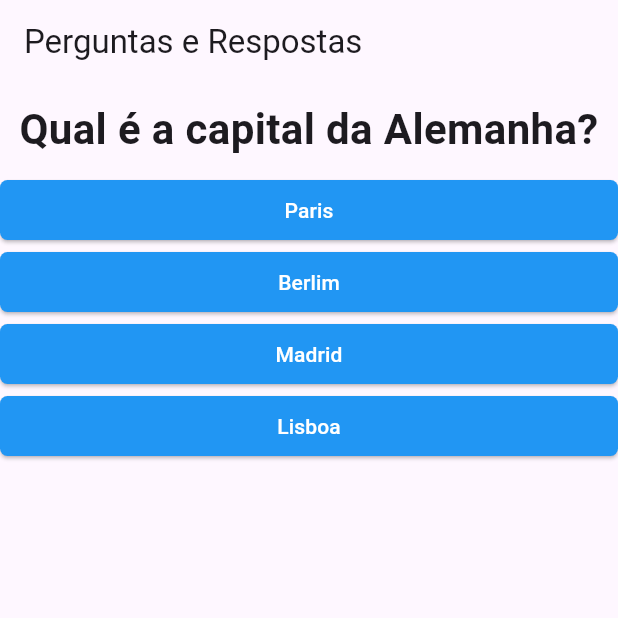
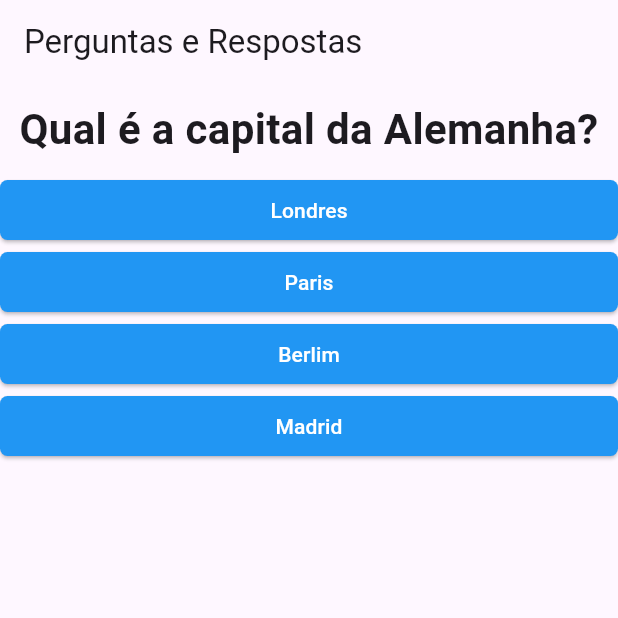
Before and after one commit to maitabom/quiz, a Flutter app: the screen it shows after launch, after a tap on "Paris", on a phone screen of 412 x 824 dp, the top half of it. Run offline on Flutter 3.47's test engine with Material 3 defaults, Android fonts, the phone set to English and light mode, and no system bars.

Commit message:
Atualiza a lógica de perguntas e respostas para incluir pontuação nas respostas

```diff
--- a/lib/main.dart
+++ b/lib/main.dart
@@ -8,35 +8,71 @@ void main() {
 
 class QuizAppState extends State<QuizApp> {
   var questionIndex = 0;
+  var totalScore = 0;
 
   final List<Map<String, Object>> questions = const [
     {
       'question': 'Qual é a capital da França?',
-      'answers': ['Paris', 'Londres', 'Berlim', 'Roma'],
+      'answers': [
+        {'text': 'Paris', 'score': 10},
+        {'text': 'Londres', 'score': 0},
+        {'text': 'Berlim', 'score': 0},
+        {'text': 'Madrid', 'score': 0},
+      ],
     },
     {
       'question': 'Qual é a capital da Alemanha?',
-      'answers': ['Paris', 'Berlim', 'Madrid', 'Lisboa'],
+      'answers': [
+        {'text': 'Londres', 'score': 0},
+        {'text': 'Paris', 'score': 0},
+        {'text': 'Berlim', 'score': 10},
+        {'text': 'Madrid', 'score': 0},
+      ],
     },
     {
       'question': 'Qual é a capital da Espanha?',
-      'answers': ['Madrid', 'Paris', 'Lisboa', 'Roma'],
+      'answers': [
+        {'text': 'Paris', 'score': 0},
+        {'text': 'Madrid', 'score': 10},
+        {'text': 'Berlim', 'score': 0},
+        {'text': 'Londres', 'score': 0},
+      ],
     },
     {
       'question': 'Qual é a sua cor favorita?',
-      'answers': ['Vermelho', 'Azul', 'Amarelo', 'Verde'],
+      'answers': [
+        {'text': 'Vermelho', 'score': 10},
+        {'text': 'Verde', 'score': 8},
+        {'text': 'Azul', 'score': 6},
+        {'text': 'Amarelo', 'score': 4},
+      ],
     },
     {
       'question': 'Qual é o seu animal favorito?',
-      'answers': ['Cachorro', 'Gato', 'Pássaro', 'Peixe'],
+      'answers': [
+        {'text': 'Gato', 'score': 8},
+        {'text': 'Peixe', 'score': 4},
+        {'text': 'Cachorro', 'score': 10},
+        {'text': 'Pássaro', 'score': 6},
+      ],
     },
     {
       'question': 'Qual é o seu esporte favorito?',
-      'answers': ['Futebol', 'Basquete', 'Vôlei', 'Natação'],
+      'answers': [
+        {'text': 'Natação', 'score': 4},
+        {'text': 'Basquete', 'score': 8},
+        {'text': 'Futebol', 'score': 10},
+        {'text': 'Vôlei', 'score': 6},
+      ],
     },
     {
       'question': 'Qual é a sua comida favorita?',
-      'answers': ['Pizza', 'Hambúrguer', 'Sushi', 'Salada'],
+      'answers': [
+        {'text': 'Sushi', 'score': 6},
+        {'text': 'Pizza', 'score': 10},
+        {'text': 'Salada', 'score': 4},
+        {'text': 'Hambúrguer', 'score': 8},
+      ],
     },
   ];
 
@@ -44,9 +80,10 @@ class QuizAppState extends State<QuizApp> {
     return questionIndex < questions.length;
   }
 
-  void answer() {
+  void answer(int score) {
     setState(() {
       questionIndex++;
+      totalScore += score;
     });
   }
 
--- a/lib/questionary.dart
+++ b/lib/questionary.dart
@@ -5,7 +5,7 @@ import 'package:quiz/question.dart';
 class Questionary extends StatelessWidget {
   final int questionIndex;
   final List<Map<String, Object>> questions;
-  final void Function() answer;
+  final void Function(int) answer;
 
   const Questionary({
     required this.questionIndex,
@@ -20,13 +20,20 @@ class Questionary extends StatelessWidget {
 
   @override
   Widget build(BuildContext context) {
-    List<String> answers =
-        hasQuestion ? questions[questionIndex]['answers'] as List<String> : [];
+    List<Map<String, Object>> answers =
+        hasQuestion
+            ? questions[questionIndex]['answers'] as List<Map<String, Object>>
+            : [];
 
     return Column(
       children: [
         Question(questions[questionIndex]['question'] as String),
-        ...answers.map((answerText) => Answer(answerText, answer)),
+        ...answers.map(
+          (answerItem) => Answer(
+            answerItem['text'] as String,
+            () => answer(int.parse(answerItem['score'].toString())),
+          ),
+        ),
       ],
     );
   }
```
